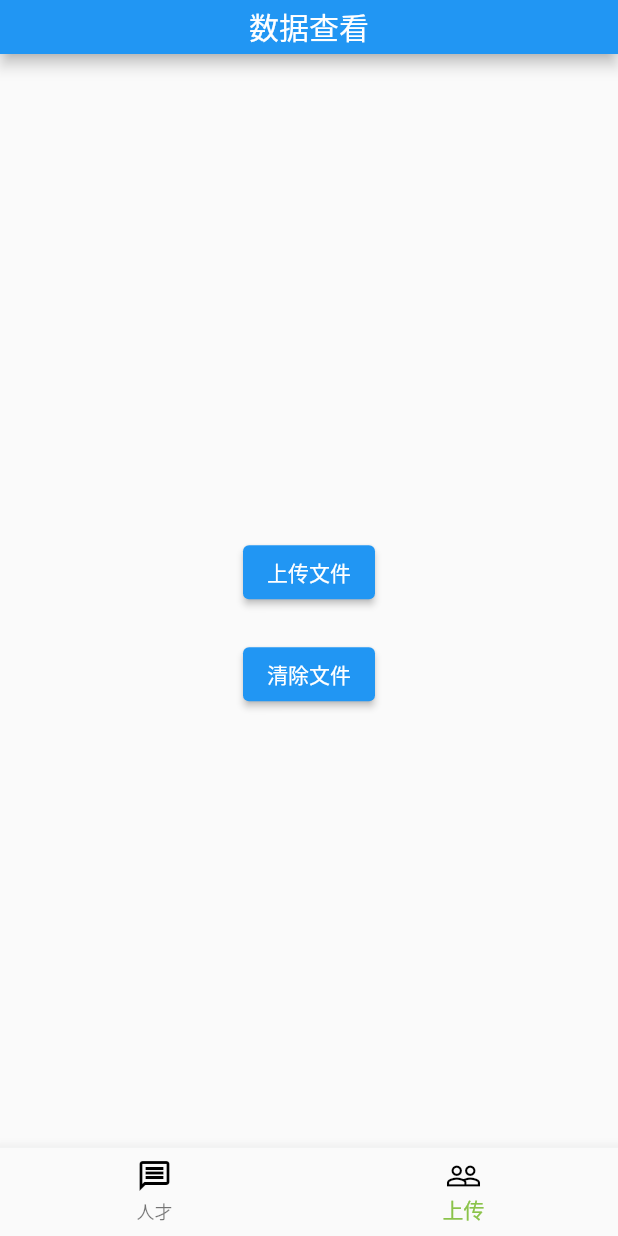
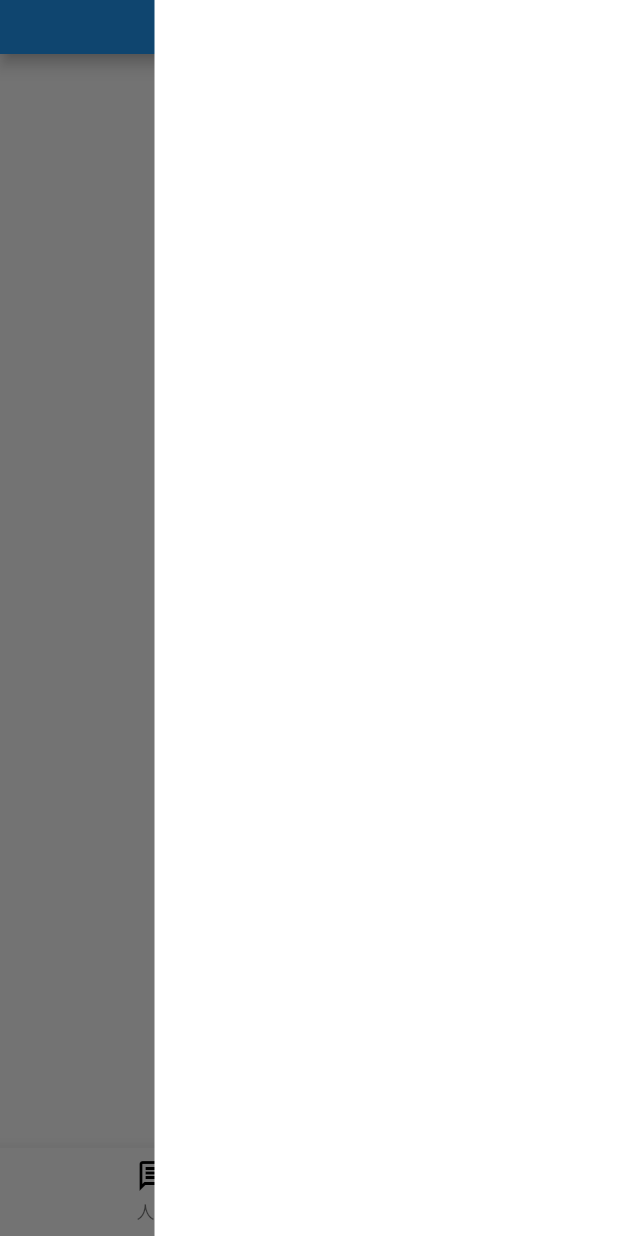
Before and after one commit to hxcode/ourchat, a Flutter app: the screen it shows after launch, item 2 of the bottom bar chosen, with the side drawer open (before the commit the screen has no drawer), on a phone screen of 412 x 824 dp. Run offline on Flutter 3.47's test engine with Material 2 defaults, Android fonts, the phone set to English and light mode, and no system bars; our stand-ins replace file_picker, sqflite; missing offline and left inert: excel, gzx_dropdown_menu; accounts and stored records are empty; statements that could not run were skipped.

Commit message:
refactor: 增加空白endDrawer

```diff
--- a/flutter_chat/lib/main.dart
+++ b/flutter_chat/lib/main.dart
@@ -57,10 +57,7 @@ class _MyHomePageState extends State<MyHomePage> {
   @override
   Widget build(BuildContext context) {
     List<Widget> _widgetOptions = <Widget>[
-      GZXDropDownMenuWidget(
-        searchValue: this.searchValue,
-        selectedCondition: this.selectedCondtion,
-      ),
+      GZXDropDownMenuWidget(scaffoldKey: this._scaffoldKey),
       ExcelFilePicker(),
     ];
     return Scaffold(
@@ -97,6 +94,11 @@ class _MyHomePageState extends State<MyHomePage> {
       body: Center(
         child: _widgetOptions.elementAt(_selectedIndex),
       ),
+      endDrawer: Container(
+        margin: EdgeInsets.only(
+            left: MediaQuery.of(context).size.width / 4, top: 0),
+        color: Colors.white,
+      ),
       bottomNavigationBar: BottomNavigationBar(
         type: BottomNavigationBarType.fixed,
         currentIndex: _selectedIndex,
```
Also changed, not shown: flutter_chat/lib/util/gzxDropdownMenu.dart (+3 -6 lines).
